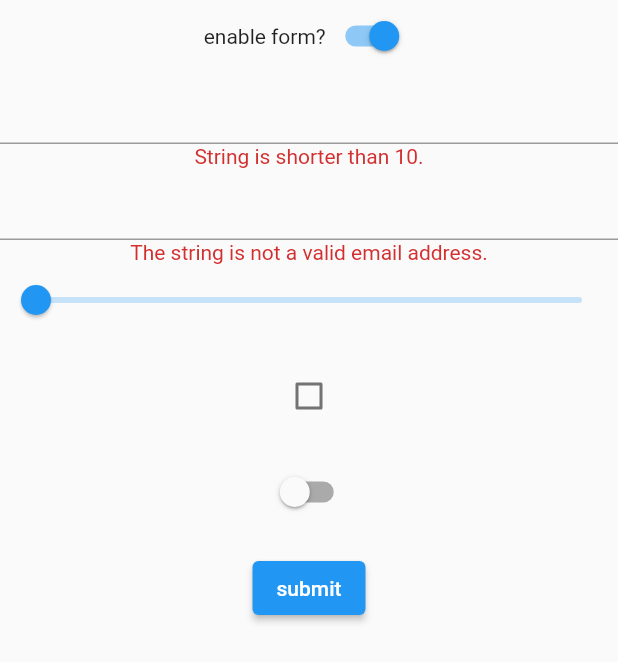
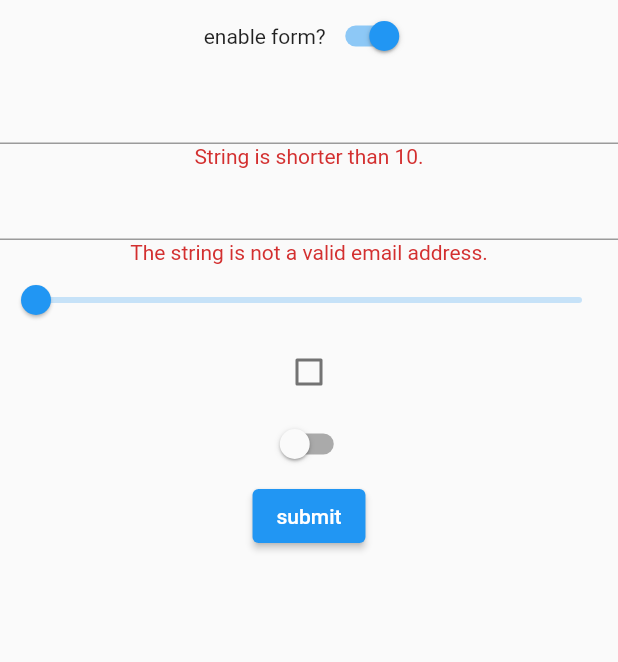
Before and after one commit to kennethnym/former, a Flutter app: the screen it shows after launch, after a tap on "submit", on a phone screen of 412 x 824 dp. Shown: the top 662 px of the screen. Run offline on Flutter 3.47's test engine with Material 2 defaults, Android fonts, the light colour scheme and no system bars; missing offline and left inert: former_gen.

Commit message:
Build empty Container if field has no error

```diff
--- a/lib/src/widgets/former_error.dart
+++ b/lib/src/widgets/former_error.dart
@@ -59,7 +59,9 @@ class FormerError<TForm extends FormerForm> extends StatelessWidget {
 
     return Selector<FormerProvider<TForm>, String>(
       selector: (_, provider) => provider.errorOf(field),
-      builder: (_, error, __) => Text(
+      builder: (_, error, __) => error.isEmpty
+          ? Container()
+          : Text(
               error,
               style: style ??
                   TextStyle(
```
Also changed, not shown: 1 other file. Lines whose indentation alone changed are shown as unchanged.
